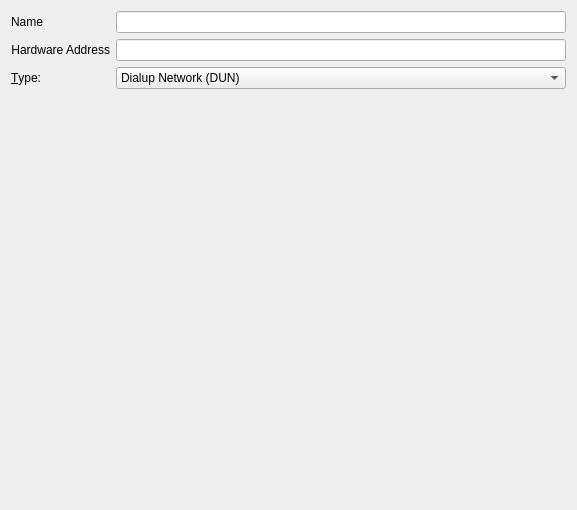
This is libs/ui/bluetooth.ui in KDE/networkmanagement as Qt 5 draws it before an edit. The edited form follows.
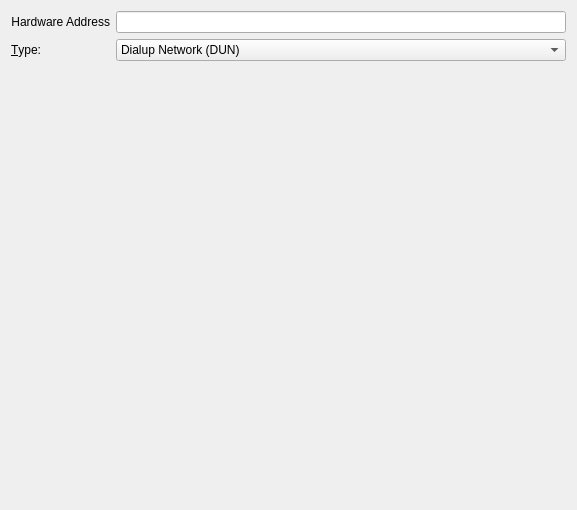
This is the edited form. Custom widgets are drawn as their Qt base class.

Commit message: Remove networkName info from bluetooth edit dialog because NM does not save this information. I will keep the networkName setting in case NM some day supports it.

```diff
--- a/libs/ui/bluetooth.ui
+++ b/libs/ui/bluetooth.ui
@@ -80,16 +80,6 @@
      </property>
     </spacer>
    </item>
-   <item row="0" column="0">
-    <widget class="QLabel" name="label">
-     <property name="text">
-      <string>Name</string>
-     </property>
-    </widget>
-   </item>
-   <item row="0" column="1">
-    <widget class="KLineEdit" name="networkname"/>
-   </item>
   </layout>
  </widget>
  <customwidgets>
```
The commit also changes 1 other file.
